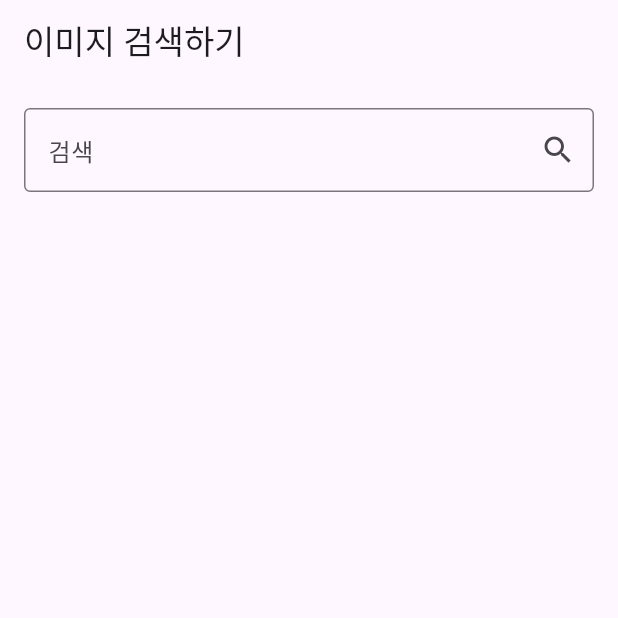
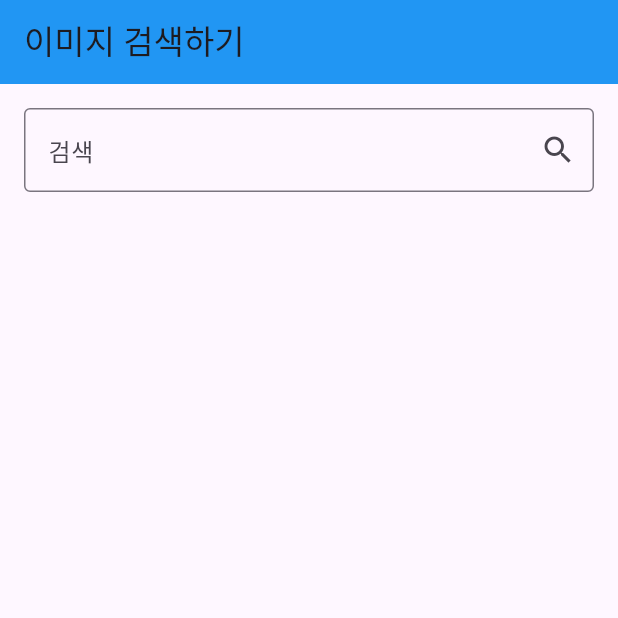
Before and after one commit to david-s-kim/image_search_app_flutter, a Flutter app: the screen it shows after launch, on a phone screen of 412 x 824 dp, the top half of it. Run offline on Flutter 3.47's test engine with Material 3 defaults, Android fonts, the phone set to English and light mode, and no system bars; our stand-ins replace freezed_annotation, get_it, go_router; missing offline and left inert: dart:js.

```diff
--- a/lib/presentation/search_list/search_list_screen.dart
+++ b/lib/presentation/search_list/search_list_screen.dart
@@ -28,6 +28,7 @@ class _SearchListScreenState extends State<SearchListScreen> {
     return Scaffold(
       appBar: AppBar(
         title: Text('이미지 검색하기'),
+        backgroundColor: Colors.blue,
       ),
       body: Column(
         children: [
@@ -43,6 +44,9 @@ class _SearchListScreenState extends State<SearchListScreen> {
                   onPressed: () {
                     final query = _queryTextEditingController.text;
                     viewModel.onSearch(query);
+
+                    // 현재 포커스된 TextField의 키보드를 내립니다.
+                    FocusScope.of(context).unfocus();
                   },
                 ),
               ),
```
